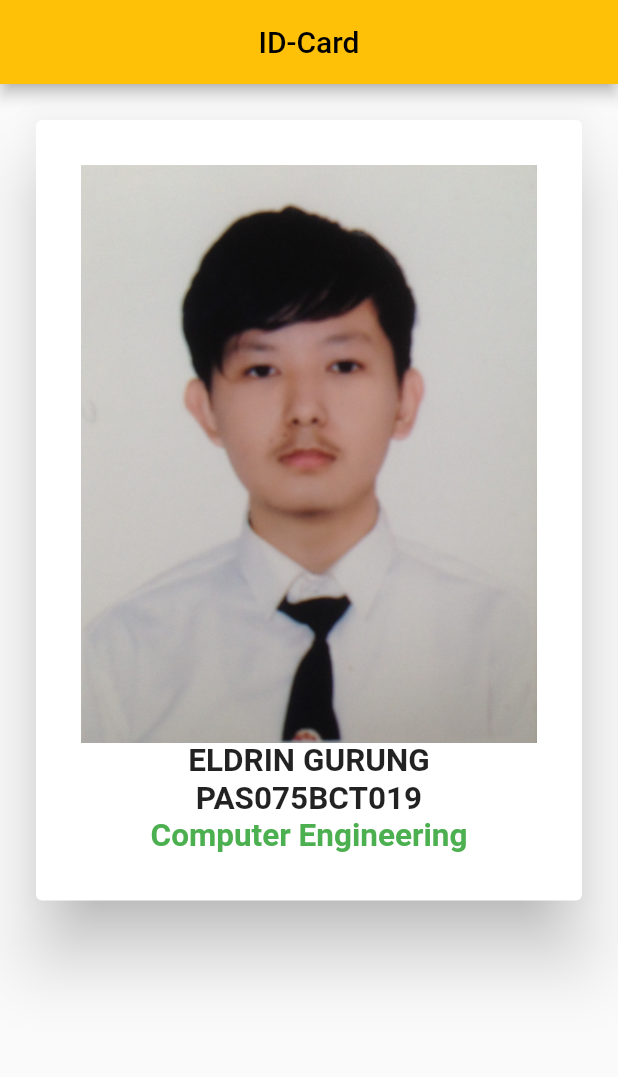
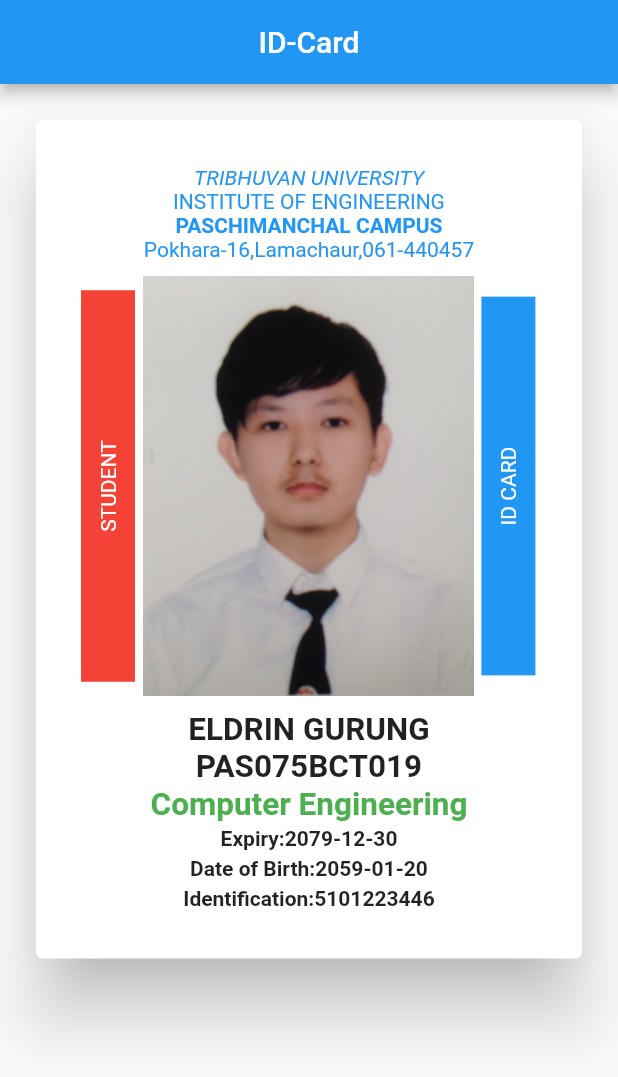
Before and after one commit to Eldringrg/id_card, a Flutter app: the screen it shows after launch, on a phone screen of 412 x 824 dp. Shown: the top 1077 px of the screen. Run offline on Flutter 3.47's test engine with Material 2 defaults, Android fonts, the phone set to English and light mode, and no system bars.

Commit message:
Almost done

```diff
--- a/lib/main.dart
+++ b/lib/main.dart
@@ -10,7 +10,7 @@ class idCard extends StatelessWidget {
     return MaterialApp(
       debugShowCheckedModeBanner: false,
       theme: ThemeData(
-        primarySwatch: Colors.amber,
+        primarySwatch: Colors.blue,
       ),
       home: Scaffold(
         appBar: AppBar(
@@ -32,8 +32,82 @@ class idCard extends StatelessWidget {
                 padding: EdgeInsets.all(30),
                 child: Column(
                   children: <Widget>[
-                    Image.asset(
-                      'assests/PAS075BCT019.jpg',
+                    Container(
+                      child: Text(
+                        'TRIBHUVAN UNIVERSITY',
+                        style: TextStyle(
+                          color: Colors.blue,
+                          fontStyle: FontStyle.italic,
+                        ),
+                      ),
+                    ),
+                    Container(
+                      child: Text(
+                        'INSTITUTE OF ENGINEERING',
+                        style: TextStyle(
+                          color: Colors.blue,
+                        ),
+                      ),
+                    ),
+                    Container(
+                      child: Text(
+                        'PASCHIMANCHAL CAMPUS',
+                        style: TextStyle(
+                          color: Colors.blue,
+                          fontWeight: FontWeight.bold,
+                        ),
+                      ),
+                    ),
+                    Container(
+                      child: Text(
+                        'Pokhara-16,Lamachaur,061-440457',
+                        style: TextStyle(color: Colors.blue),
+                      ),
+                    ),
+                    Container(
+                      height: 280,
+                      margin: EdgeInsets.only(
+                        top: 10,
+                        bottom: 10,
+                      ),
+                      child: Row(
+                        children: <Widget>[
+                          Container(
+                            color: Colors.red,
+                            padding: EdgeInsets.only(
+                                left: 10, right: 10, top: 100, bottom: 100),
+                            child: RotatedBox(
+                              quarterTurns: 3,
+                              child: Text(
+                                'STUDENT',
+                                style: TextStyle(
+                                  color: Colors.white,
+                                ),
+                              ),
+                            ),
+                          ),
+                          Container(
+                            padding: EdgeInsets.symmetric(horizontal: 5.0),
+                            child: Image.asset(
+                              'assests/PAS075BCT019.jpg',
+                            ),
+                          ),
+                          Container(
+                            color: Colors.blue,
+                            padding: EdgeInsets.only(
+                                left: 10, right: 10, top: 100, bottom: 100),
+                            child: RotatedBox(
+                              quarterTurns: 3,
+                              child: Text(
+                                'ID CARD',
+                                style: TextStyle(
+                                  color: Colors.white,
+                                ),
+                              ),
+                            ),
+                          ),
+                        ],
+                      ),
                     ),
                     Text(
                       'ELDRIN GURUNG',
@@ -51,6 +125,27 @@ class idCard extends StatelessWidget {
                       style: TextStyle(
                           color: Colors.green, fontWeight: FontWeight.bold),
                     ),
+                    Container(
+                      padding: EdgeInsets.all(2),
+                      child: Text(
+                        'Expiry:2079-12-30',
+                        style: TextStyle(fontWeight: FontWeight.bold),
+                      ),
+                    ),
+                    Container(
+                      padding: EdgeInsets.all(2),
+                      child: Text(
+                        'Date of Birth:2059-01-20',
+                        style: TextStyle(fontWeight: FontWeight.bold),
+                      ),
+                    ),
+                    Container(
+                      padding: EdgeInsets.all(2),
+                      child: Text(
+                        'Identification:5101223446',
+                        style: TextStyle(fontWeight: FontWeight.bold),
+                      ),
+                    ),
                   ],
                 ),
               ),
```
